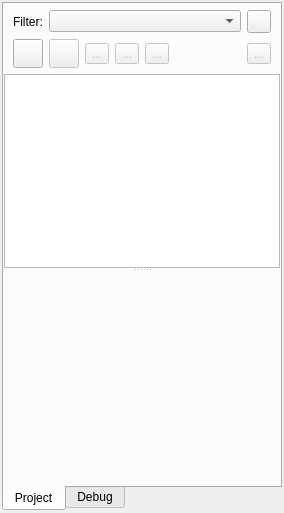
martinribelotta/embedded-ide, file projectview.ui: the form before one commit.
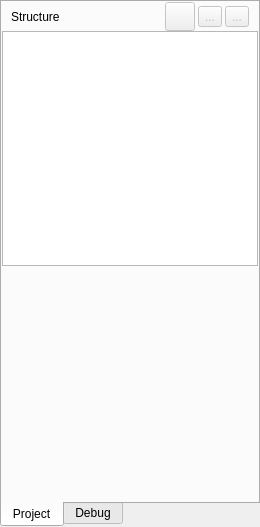
The form after the commit. Icons and pictures are not drawn. Custom widgets are drawn as their Qt base class.

What changed in the file:
```diff
--- a/projectview.ui
+++ b/projectview.ui
@@ -6,25 +6,25 @@
    <rect>
     <x>0</x>
     <y>0</y>
-    <width>284</width>
-    <height>513</height>
+    <width>260</width>
+    <height>527</height>
    </rect>
   </property>
-  <layout class="QVBoxLayout" name="verticalLayout_4">
+  <layout class="QVBoxLayout" name="verticalLayout_3">
    <property name="spacing">
     <number>0</number>
    </property>
    <property name="leftMargin">
-    <number>2</number>
+    <number>0</number>
    </property>
    <property name="topMargin">
-    <number>2</number>
+    <number>0</number>
    </property>
    <property name="rightMargin">
-    <number>2</number>
+    <number>0</number>
    </property>
    <property name="bottomMargin">
-    <number>2</number>
+    <number>0</number>
    </property>
    <item>
     <widget class="QTabWidget" name="tabWidget">
@@ -38,65 +38,27 @@
       <attribute name="title">
        <string>Project</string>
       </attribute>
-      <layout class="QVBoxLayout" name="verticalLayout_3">
-       <property name="leftMargin">
-        <number>0</number>
-       </property>
-       <property name="topMargin">
-        <number>0</number>
-       </property>
-       <property name="rightMargin">
-        <number>0</number>
-       </property>
-       <property name="bottomMargin">
-        <number>0</number>
-       </property>
-       <item>
-        <widget class="QSplitter" name="splitter">
-         <property name="orientation">
-          <enum>Qt::Vertical</enum>
-         </property>
-         <widget class="QWidget" name="layoutWidget1">
           <layout class="QVBoxLayout" name="verticalLayout_2">
-           <item>
-            <layout class="QHBoxLayout" name="horizontalLayout">
+       <property name="spacing">
+        <number>0</number>
+       </property>
              <property name="leftMargin">
-              <number>9</number>
+        <number>0</number>
              </property>
              <property name="topMargin">
-              <number>6</number>
+        <number>0</number>
              </property>
              <property name="rightMargin">
-              <number>9</number>
-             </property>
-             <item>
-              <widget class="QLabel" name="label_2">
-               <property name="sizePolicy">
-                <sizepolicy hsizetype="Maximum" vsizetype="Preferred">
-                 <horstretch>0</horstretch>
-                 <verstretch>0</verstretch>
-                </sizepolicy>
-               </property>
-               <property name="text">
-                <string>Filter:</string>
-               </property>
-              </widget>
-             </item>
-             <item>
-              <widget class="QComboBox" name="filterCombo"/>
-             </item>
-             <item>
-              <widget class="QToolButton" name="filterButton">
-               <property name="icon">
-                <iconset resource="resources.qrc">
-                 <normaloff>:/images/application-menu.svg</normaloff>:/images/application-menu.svg</iconset>
-               </property>
-              </widget>
-             </item>
-            </layout>
-           </item>
+        <number>0</number>
+       </property>
+       <property name="bottomMargin">
+        <number>0</number>
+       </property>
            <item>
             <layout class="QHBoxLayout" name="horizontalLayout_3">
+         <property name="spacing">
+          <number>3</number>
+         </property>
              <property name="leftMargin">
               <number>9</number>
              </property>
@@ -104,22 +66,9 @@
               <number>9</number>
              </property>
              <item>
-              <widget class="QToolButton" name="toolButton_menu">
-               <property name="toolTip">
-                <string>Project</string>
-               </property>
-               <property name="icon">
-                <iconset resource="resources.qrc">
-                 <normaloff>:/images/application-menu.svg</normaloff>:/images/application-menu.svg</iconset>
-               </property>
-               <property name="iconSize">
-                <size>
-                 <width>22</width>
-                 <height>22</height>
-                </size>
-               </property>
-               <property name="popupMode">
-                <enum>QToolButton::InstantPopup</enum>
+          <widget class="QLabel" name="label_3">
+           <property name="text">
+            <string>Structure</string>
                </property>
               </widget>
              </item>
@@ -189,65 +138,6 @@
                </property>
               </widget>
              </item>
-             <item>
-              <widget class="QToolButton" name="toolButton_symbols">
-               <property name="enabled">
-                <bool>false</bool>
-               </property>
-               <property name="toolTip">
-                <string>&lt;html&gt;&lt;head/&gt;&lt;body&gt;&lt;p&gt;Show symbols&lt;/p&gt;&lt;/body&gt;&lt;/html&gt;</string>
-               </property>
-               <property name="text">
-                <string>...</string>
-               </property>
-               <property name="icon">
-                <iconset resource="resources.qrc">
-                 <normaloff>:/images/application-menu.svg</normaloff>:/images/application-menu.svg</iconset>
-               </property>
-               <property name="iconSize">
-                <size>
-                 <width>22</width>
-                 <height>22</height>
-                </size>
-               </property>
-              </widget>
-             </item>
-             <item>
-              <spacer name="horizontalSpacer">
-               <property name="orientation">
-                <enum>Qt::Horizontal</enum>
-               </property>
-               <property name="sizeHint" stdset="0">
-                <size>
-                 <width>40</width>
-                 <height>20</height>
-                </size>
-               </property>
-              </spacer>
-             </item>
-             <item>
-              <widget class="QToolButton" name="toolButton_export">
-               <property name="enabled">
-                <bool>false</bool>
-               </property>
-               <property name="toolTip">
-                <string>Project export</string>
-               </property>
-               <property name="text">
-                <string>...</string>
-               </property>
-               <property name="icon">
-                <iconset resource="resources.qrc">
-                 <normaloff>:/images/document-export.svg</normaloff>:/images/document-export.svg</iconset>
-               </property>
-               <property name="iconSize">
-                <size>
-                 <width>22</width>
-                 <height>22</height>
-                </size>
-               </property>
-              </widget>
-             </item>
             </layout>
            </item>
            <item>
@@ -281,8 +171,7 @@
              </attribute>
             </widget>
            </item>
-          </layout>
-         </widget>
+       <item>
          <widget class="QStackedWidget" name="targetStack">
           <property name="currentIndex">
            <number>1</number>
@@ -329,7 +218,6 @@
              <widget class="WaitingSpinnerWidget" name="waitSpinner" native="true"/>
             </item>
            </layout>
-          </widget>
          </widget>
         </widget>
        </item>
```
Lines whose indentation alone changed are shown as unchanged.
